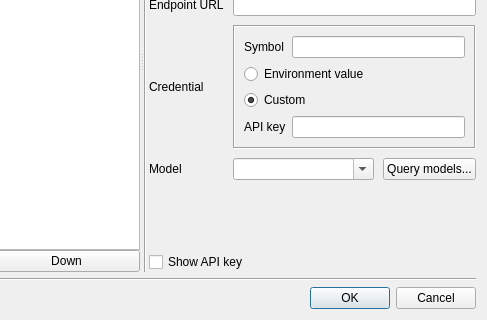
This is src/SelectAiModelDialog.ui in soramimi/Guitar as Qt 5 draws it before an edit; both pictures show x 165 to 652 and y 162 to 482 of the 652 by 482 pixel window. The edited form follows.
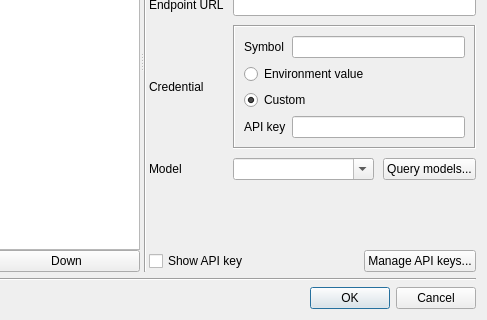
This is the edited form.

Patch:
```diff
--- a/src/SelectAiModelDialog.ui
+++ b/src/SelectAiModelDialog.ui
@@ -363,12 +363,36 @@
           </spacer>
          </item>
          <item>
+          <layout class="QHBoxLayout" name="horizontalLayout_8">
+           <item>
           <widget class="QCheckBox" name="checkBox_show_api_key">
            <property name="text">
             <string>Show API key</string>
            </property>
           </widget>
          </item>
+           <item>
+            <spacer name="horizontalSpacer">
+             <property name="orientation">
+              <enum>Qt::Orientation::Horizontal</enum>
+             </property>
+             <property name="sizeHint" stdset="0">
+              <size>
+               <width>40</width>
+               <height>20</height>
+              </size>
+             </property>
+            </spacer>
+           </item>
+           <item>
+            <widget class="QPushButton" name="pushButton">
+             <property name="text">
+              <string>Manage API keys...</string>
+             </property>
+            </widget>
+           </item>
+          </layout>
+         </item>
         </layout>
        </item>
       </layout>
```
Left out of the diff: 1 changed line with no effect on the pictures. Lines whose indentation alone changed are shown as unchanged.
